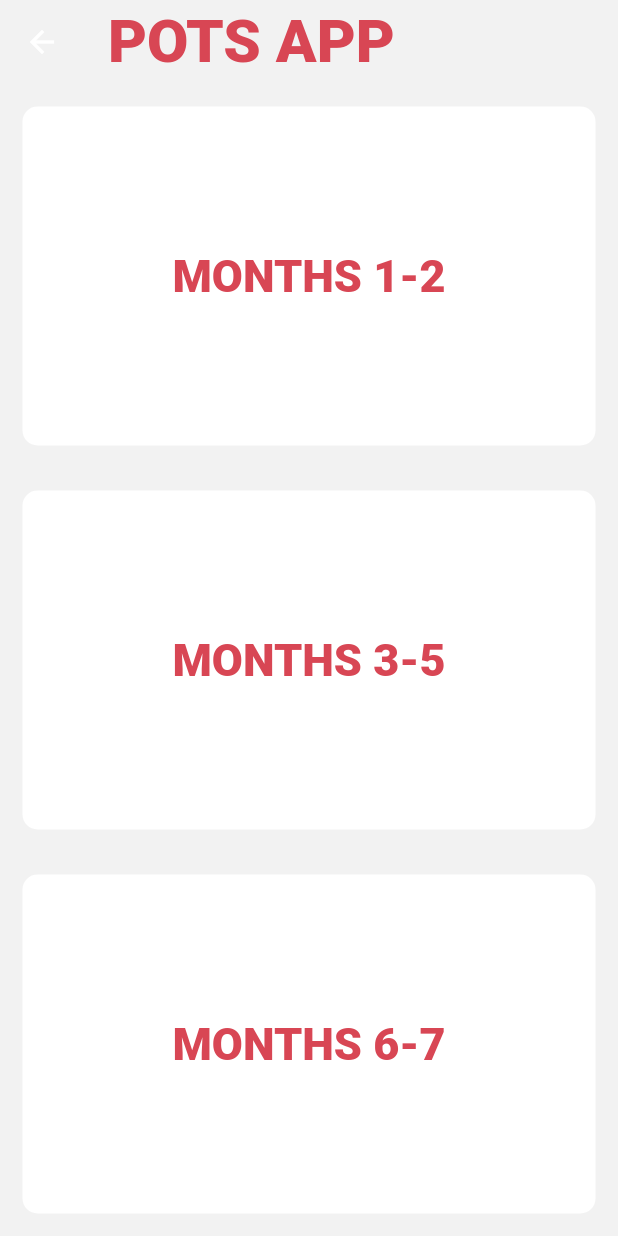
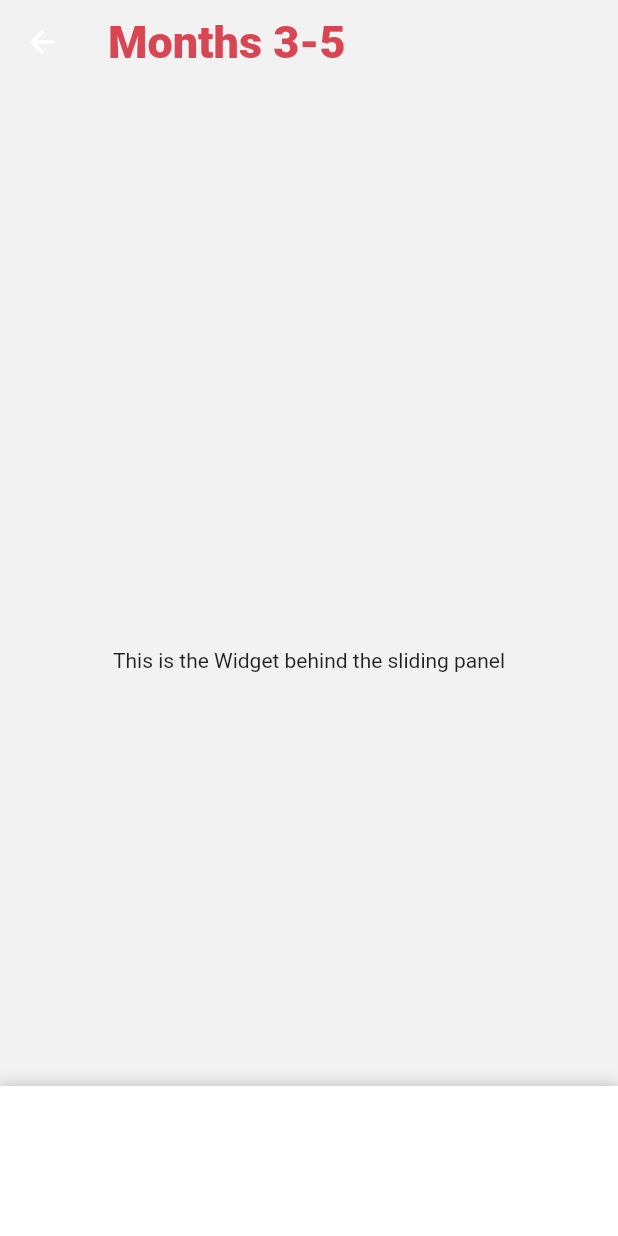
Before and after one commit to felexkuria/POTS_FelexEdit, a Flutter app: the SchedulePage screen opened directly with empty values, after a tap on "MONTHS 3-5", on a phone screen of 412 x 824 dp. Run offline on Flutter 3.47's test engine with Material 2 defaults, Android fonts, the phone set to English and light mode, and no system bars; drawn by our look-alikes of sliding_up_panel; our stand-ins replace timer_count_down.

Commit message:
building the slide up panel for progress tab

```diff
--- a/lib/Screens/input_page.dart
+++ b/lib/Screens/input_page.dart
@@ -30,7 +30,7 @@ class _InputState extends State<Input> {
               style: TextStyle(
                   color: kTitleColor,
                   fontWeight: FontWeight.w900,
-                  fontSize: 40))),
+                  fontSize: 30))),
       body: Column(
         crossAxisAlignment: CrossAxisAlignment.stretch,
         children: <Widget>[
--- a/lib/Screens/month3-5.dart
+++ b/lib/Screens/month3-5.dart
@@ -0,0 +1,41 @@
+import 'package:flutter/material.dart';
+import 'package:sliding_up_panel/sliding_up_panel.dart';
+import '../constants.dart';
+
+class MonthsThreeToFive extends StatefulWidget {
+  const MonthsThreeToFive({ Key? key }) : super(key: key);
+
+  @override
+  _MonthsThreeToFiveState createState() => _MonthsThreeToFiveState();
+}
+
+class _MonthsThreeToFiveState extends State<MonthsThreeToFive> {
+  @override
+  Widget build(BuildContext context) {
+    return Material(
+    child: SlidingUpPanel(
+      backdropEnabled: true,
+      panel: Center(
+        child: Text("This is the sliding Widget"),
+      ),
+      body: Scaffold(
+        appBar: AppBar(
+          elevation: 0,
+          backgroundColor: kBackground,
+          title: Text(
+            "Months 3-5",
+            style: TextStyle(
+              fontWeight: FontWeight.w900,
+              fontSize: 30,
+              color: kTitleColor
+            )
+          ),
+        ),
+        body:  Center(
+          child: Text("This is the Widget behind the sliding panel"),
+        ),
+      ),
+    ),
+  );
+  }
+}
--- a/lib/Screens/stand_test.dart
+++ b/lib/Screens/stand_test.dart
@@ -44,7 +44,7 @@ class _StandingTestPageState extends State<StandingTestPage> {
               style: TextStyle(
                   color: kTitleColor,
                   fontWeight: FontWeight.w900,
-                  fontSize: 40))),
+                  fontSize: 30))),
       body: Column(
         crossAxisAlignment: CrossAxisAlignment.stretch,
         children: <Widget>[
--- a/lib/Screens/supine_test.dart
+++ b/lib/Screens/supine_test.dart
@@ -34,11 +34,11 @@ class _SupineTestState extends State<SupineTest> {
     return Scaffold(
       appBar: AppBar(
           elevation: 0,
-          title: Text('POTS APP',
+          title: Text('SUPINE TEST',
               style: TextStyle(
                   color: kTitleColor,
                   fontWeight: FontWeight.w900,
-                  fontSize: 40))),
+                  fontSize: 30))),
       body: Column(
         crossAxisAlignment: CrossAxisAlignment.stretch,
         children: <Widget>[
--- a/lib/Screens/workout_page.dart
+++ b/lib/Screens/workout_page.dart
@@ -3,6 +3,7 @@ import '../brains.dart';
 import '../constants.dart';
 import '../Widgets/card.dart';
 import 'month1-2.dart';
+import 'month3-5.dart';
 
 class SchedulePage extends StatefulWidget {
 
@@ -49,8 +50,7 @@ class _SchedulePageState extends State<SchedulePage> {
                 ),
               ),
               onTap: () {
-                Navigator.push
-                (
+                Navigator.push(
                   context,
                   MaterialPageRoute(
                     builder: (context) => MonthsOneAndTwo(
@@ -71,7 +71,14 @@ class _SchedulePageState extends State<SchedulePage> {
                   cardChild:Center(child: Text('MONTHS 3-5', style: kCardTitleStyle,),),
                 ),
               ),
-              onTap: () {}
+              onTap: () {
+                Navigator.push(
+                  context,
+                  MaterialPageRoute(
+                    builder: (context) => MonthsThreeToFive()
+                  )
+                );
+              }
             ),
           ),
 
--- a/pubspec.yaml
+++ b/pubspec.yaml
@@ -24,6 +24,7 @@ dependencies:
   flutter:
     sdk: flutter
   timer_count_down: ^2.1.0+1
+  sliding_up_panel: ^2.0.0+1
 
 
   # The following adds the Cupertino Icons font to your application.
```
Also changed, not shown: lib/Screens/month1-2.dart (+99 -3 lines), pubspec.lock.
